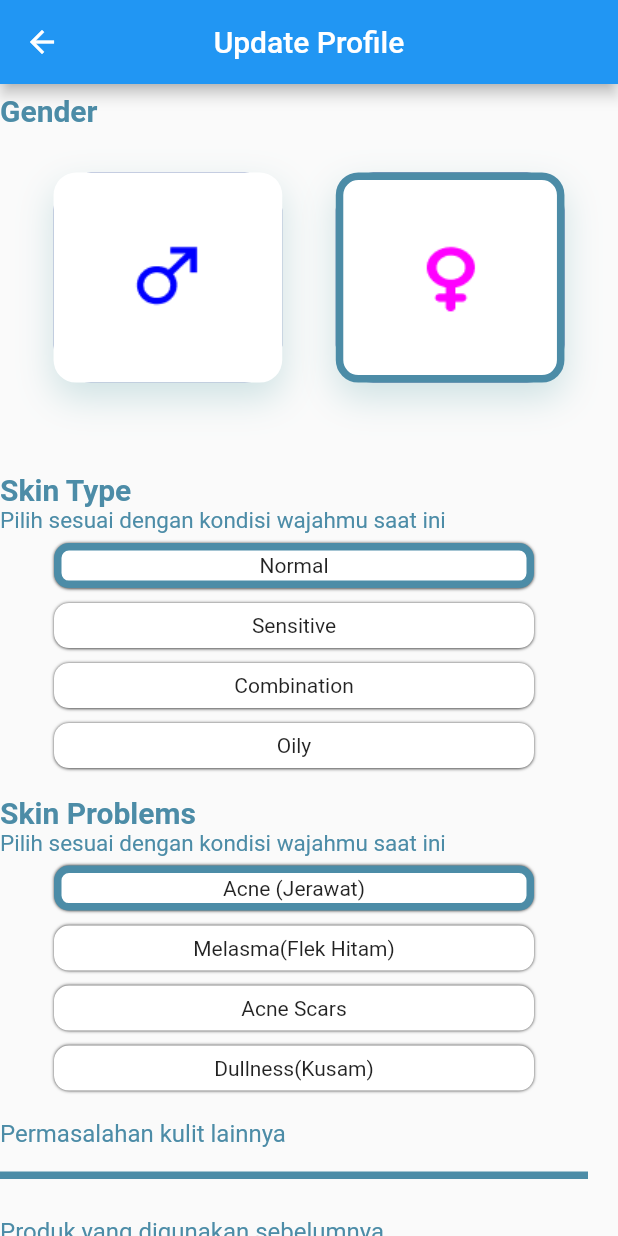
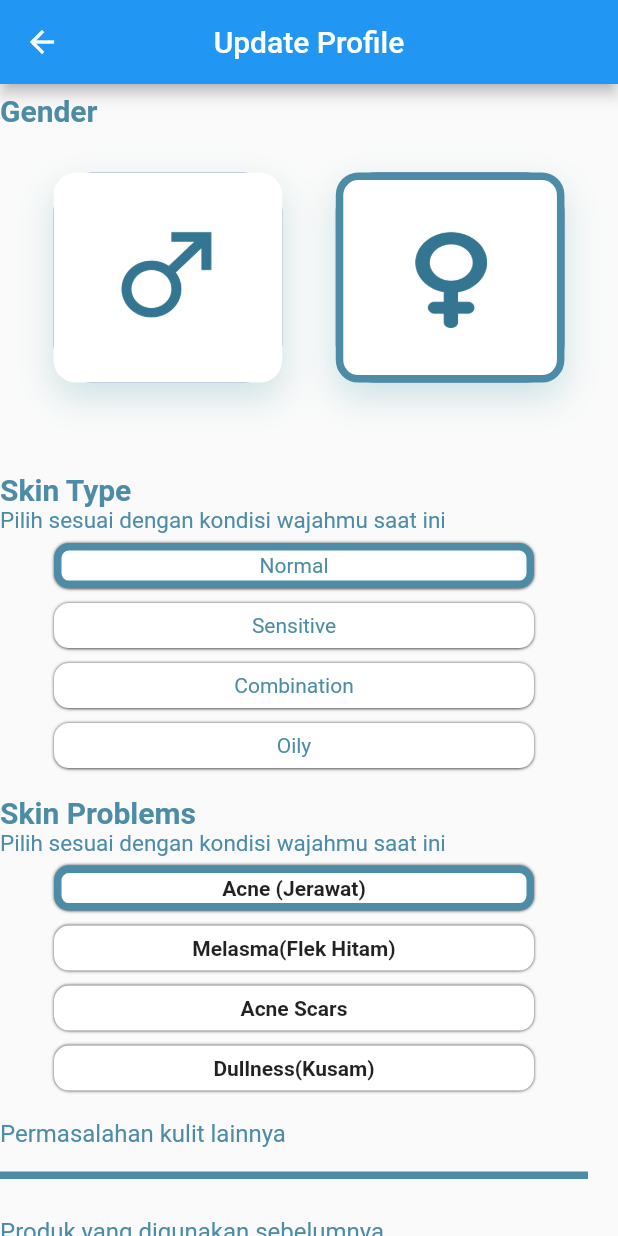
Before and after one commit to edgetech2020/dlslimskincare, a Flutter app: the UpdateProfile screen opened directly, on a phone screen of 412 x 824 dp. Run offline on Flutter 3.47's test engine with Material 2 defaults, Android fonts, the light colour scheme and no system bars; our stand-ins replace camera, carousel_slider, connectivity, data_connection_checker, flutter_html, fluttertoast and 5 more; missing offline and left inert: flutter_inappwebview, responsive_flutter; accounts and stored records are empty; network calls fail.

Commit message:
update malem

```diff
--- a/lib/Pages/home_page.dart
+++ b/lib/Pages/home_page.dart
@@ -76,6 +76,7 @@ class _HomePageState extends State<HomePage> {
                   fit: BoxFit.cover)),
           child: Container(
             width: MediaQuery.of(context).size.width,
+            child: SafeArea(
               child: ListView(
                 children: [
                   ApiCarousel.apiCarousel(),
@@ -167,6 +168,7 @@ class _HomePageState extends State<HomePage> {
             ),
           ),
         ),
+      ),
     );
   }
 }
--- a/lib/Pages/profile_update.dart
+++ b/lib/Pages/profile_update.dart
@@ -2,6 +2,7 @@ import 'package:dlslim/Model/shared.dart';
 import 'package:dlslim/api/api_controller.dart';
 import 'package:dlslim/api/globals.dart';
 import 'package:flutter/material.dart';
+import 'package:google_fonts/google_fonts.dart';
 import 'package:hexcolor/hexcolor.dart';
 
 class UpdateProfile extends StatefulWidget {
@@ -117,7 +118,7 @@ class _UpdateProfileState extends State<UpdateProfile> {
                               offset: Offset(0, 10))
                         ],
                         color: Colors.white),
-                    child: Image.asset('assets/images/pria.png'),
+                    child: Image.asset('assets/images/pria_1.png'),
                   ),
                 ),
               ),
@@ -148,7 +149,7 @@ class _UpdateProfileState extends State<UpdateProfile> {
                             offset: Offset(0, 10))
                       ],
                       color: Colors.white),
-                  child: Image.asset('assets/images/wanita.png'),
+                  child: Image.asset('assets/images/bencong.png'),
                 ),
               ),
             ),
@@ -296,7 +297,11 @@ class _UpdateProfileState extends State<UpdateProfile> {
                     (now == index) ? Hexcolor('#4C8CA7') : Colors.transparent,
                 width: 5),
             borderRadius: BorderRadius.circular(10)),
-        child: Center(child: Text(title)),
+        child: Center(
+            child: Text(
+          title,
+          style: GoogleFonts.roboto(color: Hexcolor('#4C8CA7')),
+        )),
       ),
     );
   }
@@ -319,12 +324,14 @@ class _UpdateProfileState extends State<UpdateProfile> {
                 BoxShadow(color: Colors.black.withOpacity(0.7), blurRadius: 1)
               ],
               border: Border.all(
-                color:
-                    (prob == index) ? Hexcolor('#4C8CA7') : Colors.transparent,
+                  color: (prob == index)
+                      ? Hexcolor('#4C8CA7')
+                      : Colors.transparent,
                   width: 5),
               borderRadius: BorderRadius.circular(10)),
-        child: Center(child: Text(title)),
-      ),
+          child: Center(
+              child: Text(title,
+                  style: GoogleFonts.roboto(fontWeight: FontWeight.w700)))),
     );
   }
 }
--- a/lib/Pages/registrasi.dart
+++ b/lib/Pages/registrasi.dart
@@ -97,9 +97,9 @@ class _RegistrasiState extends State<Registrasi> {
                 setState(() {
                   isRegistButtonDisabled = true;
                 });
-                postShared();
+                // postShared();
 
-                // Navigator.pushReplacementNamed(context, '/gender');
+                Navigator.pushReplacementNamed(context, '/gender');
               },
         color: Hexcolor('#4C8CA7'),
         shape: RoundedRectangleBorder(borderRadius: BorderRadius.circular(15)),
--- a/lib/api/globals.dart
+++ b/lib/api/globals.dart
@@ -10,6 +10,7 @@ Map loginPostt;
 bool isLoginButtonDisabled = false;
 Map gagalLogin;
 String gagalMsk = '';
+bool isButtonDis = false;
 
 String username;
 String password;
--- a/pubspec.yaml
+++ b/pubspec.yaml
@@ -15,7 +15,7 @@
 # In iOS, build-name is used as CFBundleShortVersionString while build-number used as CFBundleVersion.
 # Read more about iOS versioning at
 # https://developer.apple.com/library/archive/documentation/General/Reference/InfoPlistKeyReference/Articles/CoreFoundationKeys.html
-version: 1.0.0+1
+version: 1.0.2+2
 
 environment:
   sdk: ">=2.7.0 <3.0.0"
```
Also changed, not shown: lib/Pages/beauty_id.dart (+22 -3 lines), lib/Pages/camera.dart (+10 -7 lines), lib/Pages/camera_update.dart (+6 -6 lines), lib/Pages/gender.dart (+9 -2 lines), assets/images/bencong.png (added), assets/images/pria_1.png (added). Lines whose indentation alone changed are shown as unchanged.
